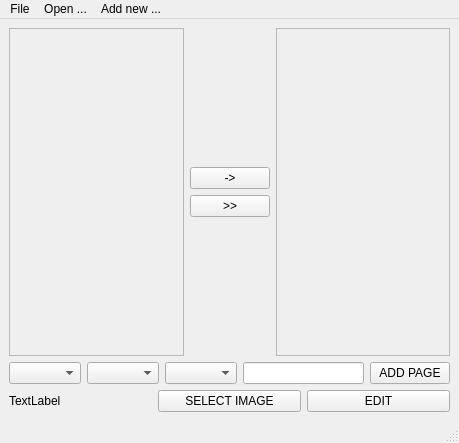
Old version of the form mainwindow.ui in the repository VanillaBerry/skt-desktop.
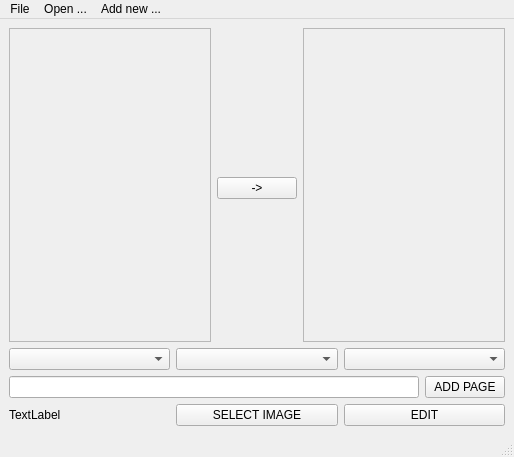
New version of the form. Icons and pictures are not drawn.

```diff
--- a/mainwindow.ui
+++ b/mainwindow.ui
@@ -6,8 +6,8 @@
    <rect>
     <x>0</x>
     <y>0</y>
-    <width>459</width>
-    <height>443</height>
+    <width>514</width>
+    <height>457</height>
    </rect>
   </property>
   <property name="sizePolicy">
@@ -45,27 +45,8 @@
    <property name="autoFillBackground">
     <bool>false</bool>
    </property>
-   <layout class="QGridLayout" name="gridLayout">
-    <item row="0" column="0">
-     <widget class="QScrollArea" name="scrollArea_tree">
-      <property name="widgetResizable">
-       <bool>true</bool>
-      </property>
-      <widget class="QWidget" name="scrollAreaWidgetContents">
-       <property name="geometry">
-        <rect>
-         <x>0</x>
-         <y>0</y>
-         <width>174</width>
-         <height>320</height>
-        </rect>
-       </property>
-      </widget>
-     </widget>
-    </item>
+   <layout class="QGridLayout" name="gridLayout_2">
     <item row="0" column="1">
-     <layout class="QVBoxLayout" name="verticalLayout">
-      <item>
        <spacer name="verticalSpacer">
         <property name="orientation">
          <enum>Qt::Vertical</enum>
@@ -78,21 +59,14 @@
         </property>
        </spacer>
       </item>
-      <item>
-       <widget class="QPushButton" name="pushButton_addPage">
+    <item row="1" column="1">
+     <widget class="QPushButton" name="pushButton_addPagesToList">
         <property name="text">
          <string>-&gt;</string>
         </property>
        </widget>
       </item>
-      <item>
-       <widget class="QPushButton" name="pushButton_addManyPages">
-        <property name="text">
-         <string>&gt;&gt;</string>
-        </property>
-       </widget>
-      </item>
-      <item>
+    <item row="2" column="1">
        <spacer name="verticalSpacer_2">
         <property name="orientation">
          <enum>Qt::Vertical</enum>
@@ -100,31 +74,12 @@
         <property name="sizeHint" stdset="0">
          <size>
           <width>20</width>
-          <height>40</height>
+        <height>133</height>
          </size>
         </property>
        </spacer>
       </item>
-     </layout>
-    </item>
-    <item row="0" column="2">
-     <widget class="QScrollArea" name="scrollArea_list">
-      <property name="widgetResizable">
-       <bool>true</bool>
-      </property>
-      <widget class="QWidget" name="scrollAreaWidgetContents_2">
-       <property name="geometry">
-        <rect>
-         <x>0</x>
-         <y>0</y>
-         <width>174</width>
-         <height>320</height>
-        </rect>
-       </property>
-      </widget>
-     </widget>
-    </item>
-    <item row="1" column="0" colspan="3">
+    <item row="3" column="0" colspan="3">
      <layout class="QHBoxLayout" name="horizontalLayout">
       <item>
        <widget class="QComboBox" name="comboBox_Semester"/>
@@ -135,6 +90,10 @@
       <item>
        <widget class="QComboBox" name="comboBox_Lecture"/>
       </item>
+     </layout>
+    </item>
+    <item row="4" column="0" colspan="3">
+     <layout class="QHBoxLayout" name="horizontalLayout_3">
       <item>
        <widget class="QLineEdit" name="lineEdit_PageName"/>
       </item>
@@ -147,7 +106,7 @@
       </item>
      </layout>
     </item>
-    <item row="2" column="0" colspan="3">
+    <item row="5" column="0" colspan="3">
      <layout class="QHBoxLayout" name="horizontalLayout_2">
       <item>
        <widget class="QLabel" name="label_imageLocation">
@@ -172,6 +131,40 @@
       </item>
      </layout>
     </item>
+    <item row="0" column="0" rowspan="3">
+     <widget class="QScrollArea" name="scrollArea_tree">
+      <property name="widgetResizable">
+       <bool>true</bool>
+      </property>
+      <widget class="QWidget" name="scrollAreaWidgetContents">
+       <property name="geometry">
+        <rect>
+         <x>0</x>
+         <y>0</y>
+         <width>203</width>
+         <height>306</height>
+        </rect>
+       </property>
+      </widget>
+     </widget>
+    </item>
+    <item row="0" column="2" rowspan="3">
+     <widget class="QScrollArea" name="scrollArea_list">
+      <property name="widgetResizable">
+       <bool>true</bool>
+      </property>
+      <widget class="QWidget" name="scrollAreaWidgetContents_2">
+       <property name="geometry">
+        <rect>
+         <x>0</x>
+         <y>0</y>
+         <width>202</width>
+         <height>306</height>
+        </rect>
+       </property>
+      </widget>
+     </widget>
+    </item>
    </layout>
   </widget>
   <widget class="QStatusBar" name="statusbar"/>
@@ -180,7 +173,7 @@
     <rect>
      <x>0</x>
      <y>0</y>
-     <width>459</width>
+     <width>514</width>
      <height>21</height>
     </rect>
    </property>
```
Lines whose indentation alone changed are shown as unchanged.
